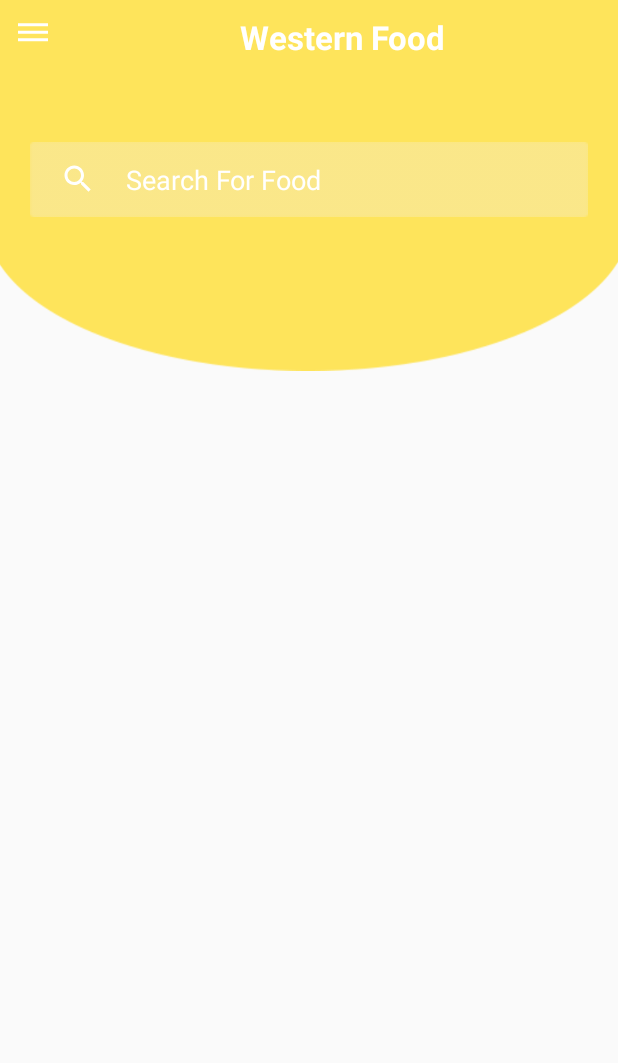
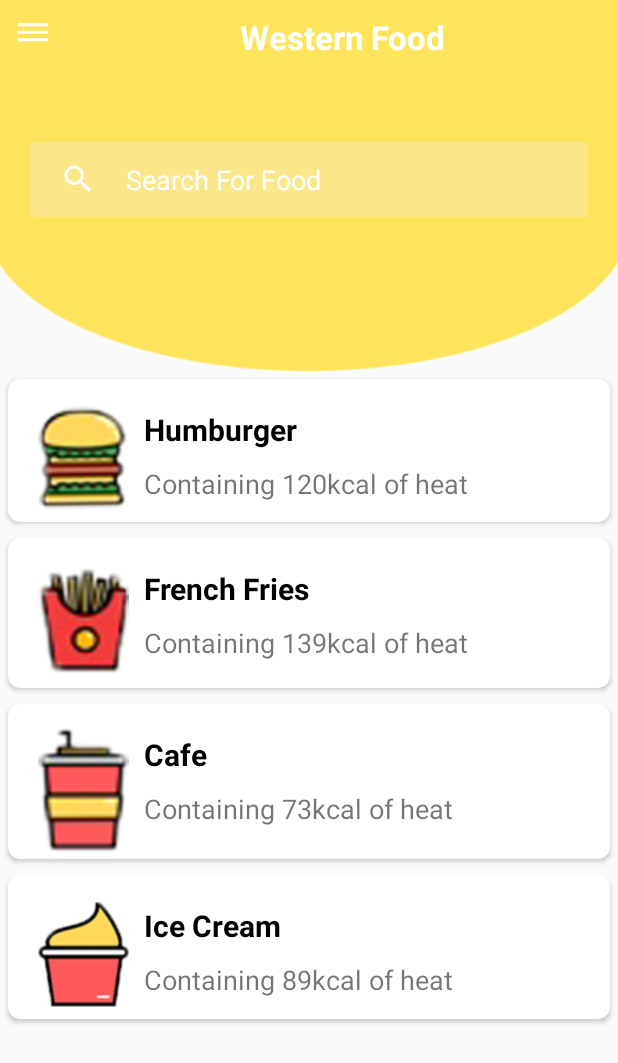
Before and after one commit to CodeApeZeph/FodCaloriesUI, an Android app: the screen it shows after launch (MainActivity), on a phone screen of 412 x 824 dp. Shown: the top 1063 px of the screen. Run offline under Robolectric (Android 15) with nearby library versions, the phone set to English and light mode, and no system bars.

Commit message:
Food List UI Initial Commit

```diff
--- a/app/build.gradle
+++ b/app/build.gradle
@@ -19,10 +19,12 @@ android {
 }
 
 dependencies {
-    implementation fileTree(dir: 'libs', include: ['*.jar'])
+    implementation fileTree(include: ['*.jar'], dir: 'libs')
     implementation 'com.android.support:appcompat-v7:27.0.2'
     implementation 'com.android.support.constraint:constraint-layout:1.1.2'
     testImplementation 'junit:junit:4.12'
     androidTestImplementation 'com.android.support.test:runner:1.0.2'
     androidTestImplementation 'com.android.support.test.espresso:espresso-core:3.0.1'
+    implementation 'com.android.support:cardview-v7:27.0.2'
+    implementation 'com.android.support:recyclerview-v7:27.0.2'
 }
--- a/app/src/main/java/com/io/sefu/fodcaloriesui/MainActivity.java
+++ b/app/src/main/java/com/io/sefu/fodcaloriesui/MainActivity.java
@@ -1,13 +1,49 @@
 package com.io.sefu.fodcaloriesui;
 
+import android.os.Bundle;
 import android.support.v7.app.AppCompatActivity;
-import android.os.Bundle;
+import android.support.v7.widget.LinearLayoutManager;
+import android.support.v7.widget.RecyclerView;
+
+import com.io.sefu.fodcaloriesui.adapter.FoodAdapter;
+import com.io.sefu.fodcaloriesui.model.Food;
+
+import java.util.ArrayList;
+import java.util.List;
 
 public class MainActivity extends AppCompatActivity {
+    private List<Food> foodListItem = null;
 
     @Override
     protected void onCreate(Bundle savedInstanceState) {
         super.onCreate(savedInstanceState);
         setContentView(R.layout.activity_main);
+        initializeFoodItemList();
+
+
+        // Create the recyclerview.
+        RecyclerView foodRecyclerView = (RecyclerView) findViewById(R.id.recyclerViewFoodList);
+        // Also supports `LinearLayoutManager.HORIZONTAL`
+        LinearLayoutManager layoutManager = new LinearLayoutManager(this, LinearLayoutManager.VERTICAL, false);
+        // Set layout manager.
+        foodRecyclerView.setLayoutManager(layoutManager);
+
+        // Create car recycler view data adapter with car item list.
+        FoodAdapter foodDataAdapter = new FoodAdapter(foodListItem);
+        // Set data adapter.
+        foodRecyclerView.setAdapter(foodDataAdapter);
+
+
+    }
+
+    /* Initialise car items in list. */
+    private void initializeFoodItemList() {
+        if (foodListItem == null) {
+            foodListItem = new ArrayList<Food>();
+            foodListItem.add(new Food("Humburger", "Containing 120kcal of heat", R.drawable.humb));
+            foodListItem.add(new Food("French Fries", "Containing 139kcal of heat", R.drawable.fries));
+            foodListItem.add(new Food("Cafe", "Containing 73kcal of heat", R.drawable.cafe));
+            foodListItem.add(new Food("Ice Cream", "Containing 89kcal of heat", R.drawable.ice_cream));
+        }
     }
 }
--- /dev/null
+++ b/app/src/main/java/com/io/sefu/fodcaloriesui/adapter/FoodAdapter.java
@@ -0,0 +1,79 @@
+package com.io.sefu.fodcaloriesui.adapter;
+
+import android.content.Context;
+import android.support.v7.widget.RecyclerView;
+import android.view.LayoutInflater;
+import android.view.View;
+import android.view.ViewGroup;
+import android.widget.ImageView;
+import android.widget.TextView;
+
+import com.io.sefu.fodcaloriesui.R;
+import com.io.sefu.fodcaloriesui.model.Food;
+
+import java.util.List;
+
+public class FoodAdapter extends RecyclerView.Adapter<FoodAdapter.ViewHolder> {
+
+
+    // ... view holder defined above...
+
+    // Store a member variable for the contacts
+    private List<Food> mFoods;
+
+    // Pass in the food array into the constructor
+    public FoodAdapter(List<Food> foods) {
+        mFoods = foods;
+    }
+
+
+    // Usually involves inflating a layout from XML and returning the holder
+    @Override
+    public ViewHolder onCreateViewHolder(ViewGroup parent, int viewType) {
+
+        Context context = parent.getContext();
+        LayoutInflater inflater = LayoutInflater.from(context);
+        // Inflate the custom layout
+        View foodView = inflater.inflate(R.layout.food_list_item, parent, false);
+        // Return a new holder instance
+        ViewHolder viewHolder = new ViewHolder(foodView);
+        return viewHolder;
+    }
+
+    // Involves populating data into the item through holder
+    @Override
+    public void onBindViewHolder(ViewHolder holder, int position) {
+
+        // Get the data model based on position
+        Food food = mFoods.get(position);
+        holder.textViewfoodName.setText(mFoods.get(position).getFoodName());
+        holder.textViewFoodContent.setText(mFoods.get(position).getFoodContent());
+        holder.foodImage.setImageResource(mFoods.get(position).getFoodImage());
+    }
+
+    // Returns the total count of items in the list
+    @Override
+    public int getItemCount() {
+        return mFoods.size();
+    }
+
+    // Provide a direct reference to each of the views within a data item
+    // Used to cache the views within the item layout for fast access
+    public class ViewHolder extends RecyclerView.ViewHolder {
+        // Your holder should contain a member variable
+        // for any view that will be set as you render a row
+        public TextView textViewfoodName, textViewFoodContent;
+        public ImageView foodImage;
+
+        // We also create a constructor that accepts the entire item row
+        // and does the view lookups to find each subview
+        public ViewHolder(View itemView) {
+            // Stores the itemView in a public final member variable that can be used
+            // to access the context from any ViewHolder instance.
+            super(itemView);
+            textViewfoodName = (TextView) itemView.findViewById(R.id.tvFoodName);
+            textViewFoodContent = (TextView) itemView.findViewById(R.id.tvFoodContent);
+            foodImage = (ImageView) itemView.findViewById(R.id.imageFood);
+        }
+    }
+}
--- /dev/null
+++ b/app/src/main/java/com/io/sefu/fodcaloriesui/model/Food.java
@@ -0,0 +1,43 @@
+package com.io.sefu.fodcaloriesui.model;
+
+public class Food {
+
+    public String foodName;
+    public String foodContent;
+    //include image id
+    public int foodImage;
+
+
+    public Food() {
+    }
+
+    public Food(String foodName, String foodContent, int foodImage) {
+        this.foodName = foodName;
+        this.foodContent = foodContent;
+        this.foodImage = foodImage;
+    }
+
+    public String getFoodName() {
+        return foodName;
+    }
+
+    public void setFoodName(String foodName) {
+        this.foodName = foodName;
+    }
+
+    public String getFoodContent() {
+        return foodContent;
+    }
+
+    public void setFoodContent(String foodContent) {
+        this.foodContent = foodContent;
+    }
+
+    public int getFoodImage() {
+        return foodImage;
+    }
+
+    public void setFoodImage(int foodImage) {
+        this.foodImage = foodImage;
+    }
+}
--- a/app/src/main/res/layout/activity_main.xml
+++ b/app/src/main/res/layout/activity_main.xml
@@ -66,6 +66,11 @@
         android:layout_height="match_parent"
         android:layout_weight="0.3">
 
+        <android.support.v7.widget.RecyclerView
+            android:id="@+id/recyclerViewFoodList"
+            android:layout_width="match_parent"
+            android:layout_height="match_parent"></android.support.v7.widget.RecyclerView>
+
     </LinearLayout>
 
 </LinearLayout>
--- /dev/null
+++ b/app/src/main/res/layout/food_list_item.xml
@@ -0,0 +1,59 @@
+<?xml version="1.0" encoding="utf-8"?>
+<android.support.v7.widget.CardView xmlns:android="http://schemas.android.com/apk/res/android"
+    xmlns:card_view="http://schemas.android.com/apk/res-auto"
+    android:layout_width="match_parent"
+    android:layout_height="wrap_content"
+    android:layout_margin="5dp"
+    card_view:cardCornerRadius="8dp"
+    card_view:cardElevation="2dp">
+
+    <LinearLayout
+        android:layout_width="match_parent"
+        android:layout_height="wrap_content"
+        android:orientation="horizontal"
+        android:weightSum="1.0">
+
+        <LinearLayout
+            android:layout_width="match_parent"
+            android:layout_height="match_parent"
+            android:layout_weight="0.8">
+
+            <ImageView
+                android:id="@+id/imageFood"
+                android:layout_width="wrap_content"
+                android:layout_height="wrap_content"
+                android:layout_marginLeft="20dp"
+                android:layout_marginTop="10dp"
+                android:src="@drawable/humb" />
+        </LinearLayout>
+
+        <LinearLayout
+            android:layout_width="match_parent"
+            android:layout_height="match_parent"
+            android:layout_weight="0.2"
+            android:orientation="vertical">
+
+            <TextView
+                android:id="@+id/tvFoodName"
+                android:layout_width="match_parent"
+                android:layout_height="wrap_content"
+                android:layout_marginLeft="10dp"
+                android:layout_marginTop="20dp"
+                android:text="Hamburger"
+                android:textColor="#000000"
+                android:textSize="20dp"
+                android:textStyle="bold" />
+
+            <TextView
+                android:id="@+id/tvFoodContent"
+                android:layout_width="match_parent"
+                android:layout_height="wrap_content"
+                android:layout_marginLeft="10dp"
+                android:layout_marginTop="10dp"
+                android:text="Containing 120kcal of heat"
+                android:textSize="18dp" />
+
+        </LinearLayout>
+
+    </LinearLayout>
+</android.support.v7.widget.CardView>
```
